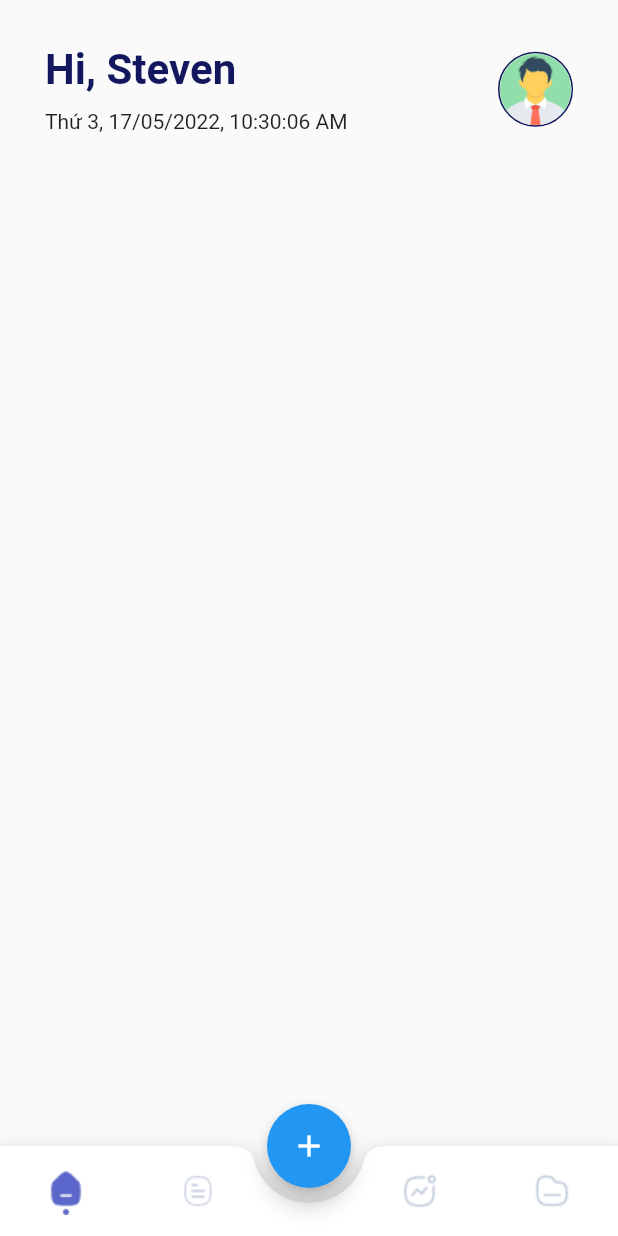
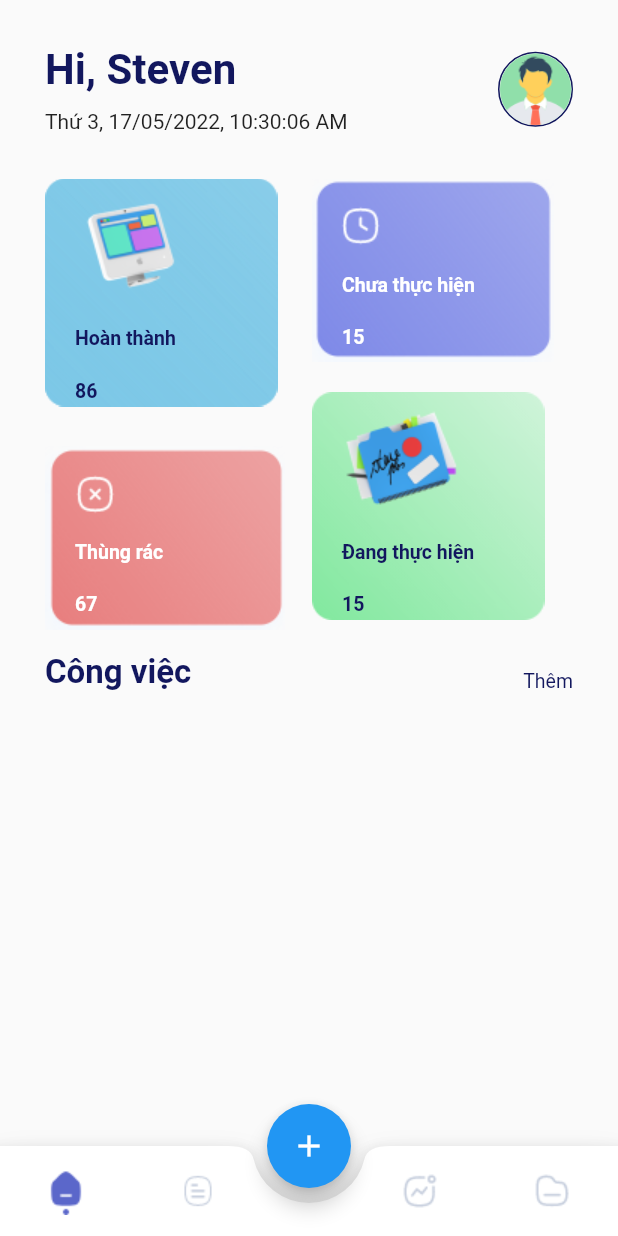
Before and after one commit to Linhhcmut/daily_activity, a Flutter app: the screen it shows after launch, on a phone screen of 412 x 824 dp. Run offline on Flutter 3.47's test engine with Material 2 defaults, Android fonts, the phone set to English and light mode, and no system bars; our stand-ins replace flutter_spinkit.

Commit message:
box task home page

```diff
--- a/lib/pages/home_page/home_page.dart
+++ b/lib/pages/home_page/home_page.dart
@@ -1,14 +1,16 @@
 import 'dart:async';
 import 'dart:developer';
-
 import 'package:daily/contains/padding_contains.dart';
-import 'package:daily/pages/home_page/avatar_page.dart';
 import 'package:daily/pages/home_page/bottom_sheet.dart';
+import 'package:daily/pages/home_page/my_tast.dart';
+import 'package:daily/pages/home_page/user_info.dart';
 import 'package:daily/provider/change_avatar_provider.dart';
 import 'package:daily/stream/date_time_stream.dart';
 import 'package:flutter/material.dart';
 import 'package:flutter_spinkit/flutter_spinkit.dart';
+import 'package:intl/intl.dart';
 import 'package:provider/provider.dart';
+import 'package:flutter_staggered_grid_view/flutter_staggered_grid_view.dart';
 
 class HomePage extends StatefulWidget {
   @override
@@ -16,14 +18,8 @@ class HomePage extends StatefulWidget {
 }
 
 class _HomePageState extends State<HomePage> {
-  DateTimeStream _dateTimeStream = DateTimeStream();
 
-  @override
-  void initState() {
-    Timer.periodic(
-        Duration(seconds: 1), (Timer t) => _dateTimeStream.editTime());
-    super.initState();
-  }
+
 
   @override
   Widget build(BuildContext context) {
@@ -34,150 +30,34 @@ class _HomePageState extends State<HomePage> {
         child: ListView(
           children: <Widget>[
             SizedBox(height: 30),
+            UserInfoWidget(),
+            SizedBox(height: 30),
+            MyTaskBoxWidget(),
             Row(
+              mainAxisAlignment: MainAxisAlignment.spaceBetween,
+              crossAxisAlignment: CrossAxisAlignment.end,
               children: <Widget>[
-                Column(
-                  crossAxisAlignment: CrossAxisAlignment.start,
-                  children: <Widget>[
-                    Text(
-                      "Hi, Steven",
-                      style: TextStyle(
-                        color: Color(0xff12175E),
-                        fontSize: 28,
-                        fontWeight: FontWeight.bold,
-                      ),
-                    ),
-                    SizedBox(height: 10),
-                    StreamBuilder(
-                      stream: _dateTimeStream.timeController,
-                      builder: (context, snapshot) {
-                        switch (snapshot.connectionState) {
-                          case ConnectionState.waiting:
-                            return SpinKitThreeBounce(
-                              color: Color(0xff12175E),
-                              size: 10,
-                            );
-                          case ConnectionState.active:
-                            return Text("${snapshot.data}");
-                          case ConnectionState.done:
-                            return Text("${snapshot.data}");
-                          default:
-                            break;
-                        }
-                        return Text("Some error ocurred try get Time");
-                      },
-                    ),
-                  ],
-                ),
-                Spacer(),
-                Container(
-                  width: 50,
-                  height: 50,
-                  decoration: BoxDecoration(
-                    shape: BoxShape.circle,
-                    border: Border.all(
-                      color: Color(0xff12175E),
-                      width: 1.0,
-                    ),
-                  ),
-                  child: GestureDetector(
-                    onTap: () => showModalBottomSheet<void>(
-                      context: context,
-                      builder: (context) {
-                        return BottomSheetPage();
-                      },
-                    ),
-                    child: ClipOval(
-                      child: Consumer<ChangeAvatarProvider>(
-                        builder: (context, imageUrl, child) {
-                          return Image.asset(
-                            imageUrl.urlAvatar,
-                            fit: BoxFit.fill,
-                          );
-                        },
-                      ),
-                    ),
+                Text(
+                  "Công việc",
+                  style: TextStyle(
+                    color: Color(0xff12175E),
+                    fontSize: 22,
+                    fontWeight: FontWeight.w700,
                   ),
                 ),
+                Text(
+                  "Thêm",
+                  style: TextStyle(
+                    fontSize: 13,
+                    color: Color(0xff12175E),
+                  ),
+                )
               ],
             ),
+            Card()
           ],
         ),
       ),
     );
   }
 }
-
-// body: Padding(
-      //   padding: paddingWithScreen,
-      //   child: Container(
-      //     child: ListView(
-      //       children: <Widget>[
-      //         SizedBox(height: 30),
-      //         Row(
-      //           children: <Widget>[
-      //             Column(
-      //               crossAxisAlignment: CrossAxisAlignment.start,
-      //               children: <Widget>[
-      //                 Text(
-      //                   "Hi, Steven",
-      //                   style: TextStyle(
-      //                     color: Color(0xff12175E),
-      //                     fontSize: 28,
-      //                     fontWeight: FontWeight.bold,
-      //                   ),
-      //                 ),
-      //                 SizedBox(height: 10),
-      //                 StreamBuilder(
-      //                   stream: _dateTimeStream.timeController,
-      //                   builder: (context, snapshot) {
-      //                     switch (snapshot.connectionState) {
-      //                       case ConnectionState.waiting:
-      //                         return SpinKitThreeBounce(
-      //                           color: Color(0xff12175E),
-      //                           size: 10,
-      //                         );
-      //                       case ConnectionState.active:
-      //                         return Text("${snapshot.data}");
-      //                       case ConnectionState.done:
-      //                         return Text("${snapshot.data}");
-      //                       default:
-      //                         break;
-      //                     }
-      //                     return Text("Some error ocurred try get Time");
-      //                   },
-      //                 ),
-      //               ],
-      //             ),
-      //             Spacer(),
-      //             Container(
-      //               width: 50,
-      //               height: 50,
-      //               decoration: BoxDecoration(
-      //                 shape: BoxShape.circle,
-      //                 border: Border.all(
-      //                   color: Color(0xff12175E),
-      //                   width: 1.0,
-      //                 ),
-      //               ),
-      //               child: GestureDetector(
-      //                 onTap: () => showModalBottomSheet<void>(
-      //                   context: context,
-      //                   builder: (context) {
-      //                     return BottomSheetPage();
-      //                   },
-      //                 ),
-      //                 child: ClipOval(
-      //                   child: Image.asset(
-      //                     "assets/images/avatar1.png",
-      //                     fit: BoxFit.fill,
-      //                   ),
-      //                 ),
-      //               ),
-      //             ),
-      //           ],
-      //         ),
-      //       ],
-      //     ),
-      //   ),
-      // ),
--- /dev/null
+++ b/lib/pages/home_page/my_tast.dart
@@ -0,0 +1,81 @@
+import 'package:flutter/material.dart';
+import 'package:flutter_staggered_grid_view/flutter_staggered_grid_view.dart';
+
+class MyTaskBoxWidget extends StatefulWidget {
+  @override
+  State<MyTaskBoxWidget> createState() => _MyTaskBoxWidgetState();
+}
+
+class _MyTaskBoxWidgetState extends State<MyTaskBoxWidget> {
+  List<String> imageList = [
+    "assets/images/dashboard_home.png",
+    "assets/images/dashboard_pending.png",
+    "assets/images/dashboard_going.png",
+    "assets/images/dashboard_cancel.png",
+  ];
+
+  List<String> textList = [
+    "Hoàn thành",
+    "Chưa thực hiện",
+    "Đang thực hiện",
+    "Thùng rác",
+  ];
+
+  List<Color> colorTextList = [
+    Color(0xff12175E),
+    Color(0xffFFFFFF),
+    Color(0xff12175E),
+    Color(0xffFFFFFF),
+  ];
+
+  List<String> textnumberList = [
+    "86",
+    "15",
+    "15",
+    "67",
+  ];
+
+  @override
+  Widget build(BuildContext context) {
+    return StaggeredGridView.countBuilder(
+      shrinkWrap: true,
+      itemCount: imageList.length,
+      crossAxisCount: 2,
+      mainAxisSpacing: 4,
+      crossAxisSpacing: 4,
+      itemBuilder: (context, index) {
+        return Stack(
+          children: <Widget>[
+            Image.asset("${imageList[index]}"),
+            Positioned(
+              bottom: 60,
+              left: 20,
+              child: Text(
+                "${textList[index]}",
+                style: TextStyle(
+                  fontSize: 13,
+                  fontWeight: FontWeight.w700,
+                  color: colorTextList[index],
+                ),
+              ),
+            ),
+            Positioned(
+              bottom: 25,
+              left: 20,
+              child: Text(
+                "${textnumberList[index]}",
+                style: TextStyle(
+                  fontSize: 13,
+                  fontWeight: FontWeight.w700,
+                  color: colorTextList[index],
+                ),
+              ),
+            ),
+          ],
+        );
+      },
+      staggeredTileBuilder: (int index) =>
+          StaggeredTile.count(1, index.isEven ? 1 : 0.8),
+    );
+  }
+}
--- /dev/null
+++ b/lib/pages/home_page/user_info.dart
@@ -0,0 +1,95 @@
+import 'dart:async';
+
+import 'package:daily/pages/home_page/bottom_sheet.dart';
+import 'package:daily/provider/change_avatar_provider.dart';
+import 'package:daily/stream/date_time_stream.dart';
+import 'package:flutter/material.dart';
+import 'package:flutter_spinkit/flutter_spinkit.dart';
+import 'package:provider/provider.dart';
+
+class UserInfoWidget extends StatefulWidget {
+  @override
+  State<UserInfoWidget> createState() => _UserInfoWidgetState();
+}
+
+class _UserInfoWidgetState extends State<UserInfoWidget> {
+  DateTimeStream _dateTimeStream = DateTimeStream();
+
+  @override
+  void initState() {
+    Timer.periodic(
+        Duration(seconds: 1), (Timer t) => _dateTimeStream.editTime());
+    super.initState();
+  }
+
+  @override
+  Widget build(BuildContext context) {
+    return Row(
+      children: <Widget>[
+        Column(
+          crossAxisAlignment: CrossAxisAlignment.start,
+          children: <Widget>[
+            Text(
+              "Hi, Steven",
+              style: TextStyle(
+                color: Color(0xff12175E),
+                fontSize: 28,
+                fontWeight: FontWeight.bold,
+              ),
+            ),
+            SizedBox(height: 10),
+            StreamBuilder(
+              stream: _dateTimeStream.timeController,
+              builder: (context, snapshot) {
+                switch (snapshot.connectionState) {
+                  case ConnectionState.waiting:
+                    return SpinKitThreeBounce(
+                      color: Color(0xff12175E),
+                      size: 10,
+                    );
+                  case ConnectionState.active:
+                    return Text("${snapshot.data}");
+                  case ConnectionState.done:
+                    return Text("${snapshot.data}");
+                  default:
+                    break;
+                }
+                return Text("Some error ocurred try get Time");
+              },
+            ),
+          ],
+        ),
+        Spacer(),
+        Container(
+          width: 50,
+          height: 50,
+          decoration: BoxDecoration(
+            shape: BoxShape.circle,
+            border: Border.all(
+              color: Color(0xff12175E),
+              width: 1.0,
+            ),
+          ),
+          child: GestureDetector(
+            onTap: () => showModalBottomSheet<void>(
+              context: context,
+              builder: (context) {
+                return BottomSheetPage();
+              },
+            ),
+            child: ClipOval(
+              child: Consumer<ChangeAvatarProvider>(
+                builder: (context, imageUrl, child) {
+                  return Image.asset(
+                    imageUrl.urlAvatar,
+                    fit: BoxFit.fill,
+                  );
+                },
+              ),
+            ),
+          ),
+        ),
+      ],
+    );
+  }
+}
--- a/pubspec.yaml
+++ b/pubspec.yaml
@@ -36,6 +36,7 @@ dependencies:
   intl: ^0.17.0
   provider: ^4.3.3
   flutter_spinkit: ^5.1.0
+  flutter_staggered_grid_view: ^0.4.0
 
 dev_dependencies:
   flutter_test:
```
Also changed, not shown: lib/pages/home_page/avatar_page.dart (deleted, +0 -13 lines), assets/images/dashboard_cancel.png (added), assets/images/dashboard_going.png (added), assets/images/dashboard_home.png (added), assets/images/dashboard_pending.png (added), pubspec.lock.
